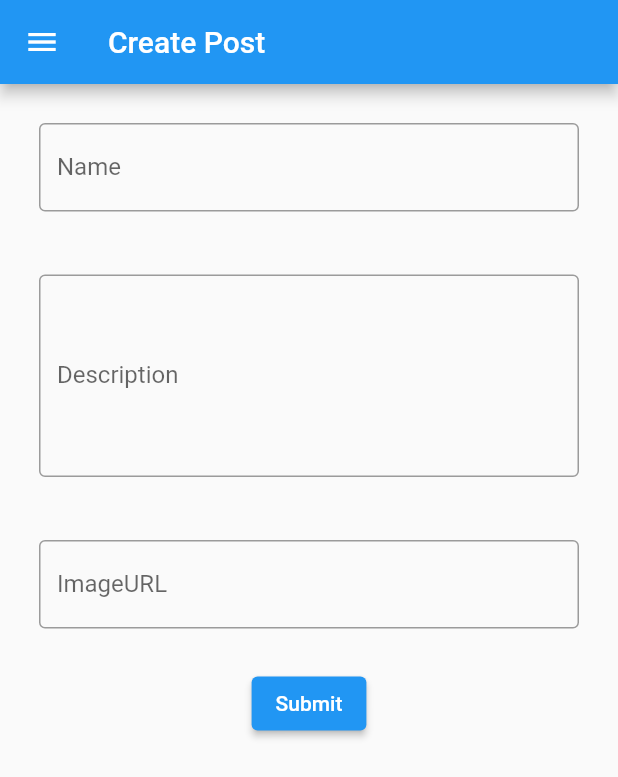
After one commit to laigunner03/lai-hock-chun-mobile-module-final-project, a Flutter app: the Createpostpage screen opened directly, on a phone screen of 412 x 824 dp. The commit adds this screen. Shown: the top 777 px of the screen. Run offline on Flutter 3.47's test engine with Material 2 defaults, Android fonts, the light colour scheme and no system bars; our stand-ins replace shared_preferences; accounts and stored records are empty.

Commit message:
Feat updated features

```diff
--- a/lib/about.dart
+++ b/lib/about.dart
@@ -1,13 +1,15 @@
 import 'package:flutter/material.dart';
+import 'common_component/appbar.dart';
 
 class Aboutpage extends StatelessWidget {
   Widget build(BuildContext context) {
     return MaterialApp(
-      title: 'Hello Deriv',
+      title: 'About Page',
       home: Scaffold(
         appBar: AppBar(
-          title: Text('Hello'),
+          title: Text('About Page'),
         ),
+        drawer: appBar(),
         body: Center(
           child: Container(
             margin: EdgeInsets.all(16),
--- /dev/null
+++ b/lib/createpost.dart
@@ -0,0 +1,101 @@
+import 'package:flutter/material.dart';
+import 'package:lai_hock_chun_mobile_module_final_project/about.dart';
+import 'package:lai_hock_chun_mobile_module_final_project/post.dart';
+import 'package:shared_preferences/shared_preferences.dart';
+import 'common_component/appbar.dart';
+
+class Createpostpage extends StatelessWidget {
+  TextEditingController title = TextEditingController();
+  TextEditingController description = TextEditingController();
+  TextEditingController imageURL = TextEditingController();
+  bool isButtonEnabled = false;
+
+  //Drop-down-value
+
+  @override
+  void dispose() {
+    title.dispose();
+    description.dispose();
+    imageURL.dispose();
+  }
+
+  // late bool _isFullyEntered = false;
+
+  // bool _checkFullyEntered(String text) {
+  //   if (title.text == '') return false;
+  //   if (description.text == '') return false;
+  //   if (imageURL.text == '') return false;
+
+  //   return true;
+  // }
+
+  @override
+  Widget build(BuildContext context) {
+    return Scaffold(
+      appBar: AppBar(
+        title: Text("Create Post"),
+      ),
+      drawer: appBar(),
+      body: SafeArea(
+        child: SingleChildScrollView(
+          child: Column(
+            mainAxisAlignment: MainAxisAlignment.spaceEvenly,
+            children: <Widget>[
+              Container(
+                padding: EdgeInsets.fromLTRB(10, 10, 10, 0),
+                margin: EdgeInsets.all(16),
+                child: TextField(
+                  controller: title,
+                  maxLines: 1,
+                  decoration: InputDecoration(
+                      border: OutlineInputBorder(), labelText: 'Name'),
+                  onSubmitted: (String value) => print(value),
+                ),
+              ),
+              Container(
+                padding: EdgeInsets.fromLTRB(10, 10, 10, 0),
+                margin: EdgeInsets.all(16),
+                child: TextField(
+                  controller: description,
+                  maxLines: 5,
+                  decoration: InputDecoration(
+                      border: OutlineInputBorder(), labelText: 'Description'),
+                  onSubmitted: (String value) => print(value),
+                ),
+              ),
+              Container(
+                padding: EdgeInsets.fromLTRB(10, 10, 10, 0),
+                margin: EdgeInsets.all(16),
+                child: TextField(
+                  controller: imageURL,
+                  maxLines: 1,
+                  decoration: InputDecoration(
+                      border: OutlineInputBorder(), labelText: 'ImageURL'),
+                  onSubmitted: (String value) => print(value),
+                ),
+              ),
+              Container(
+                padding: EdgeInsets.fromLTRB(10, 10, 10, 0),
+                child: ElevatedButton(
+                  style: ButtonStyle(
+                      foregroundColor:
+                          MaterialStateProperty.all<Color>(Colors.green)),
+                  onPressed: () {
+                    Navigator.push(
+                      context,
+                      MaterialPageRoute(builder: (context) => Postpage()),
+                    );
+                  },
+                  child: Text(
+                    'Submit',
+                    style: TextStyle(color: Colors.white),
+                  ),
+                ),
+              ),
+            ],
+          ),
+        ),
+      ),
+    );
+  }
+}
--- /dev/null
+++ b/lib/postdetails.dart
@@ -0,0 +1,32 @@
+import 'package:flutter/material.dart';
+import 'package:lai_hock_chun_mobile_module_final_project/createpost.dart';
+import 'common_component/appbar.dart';
+
+class Postdetailspage extends StatelessWidget {
+  final String defaultimage =
+      "https://iupac.org/wp-content/uploads/2018/05/default-avatar.png";
+
+  Widget build(BuildContext context) {
+    return MaterialApp(
+      title: 'Hello Deriv',
+      home: Scaffold(
+        appBar: AppBar(
+          title: Text("Post Details"),
+        ),
+        drawer: appBar(),
+        body: SafeArea(
+            child: Column(
+          children: [
+            Container(child: Image.network(defaultimage)),
+            Container(
+              child: Text("Title"),
+            ),
+            Container(
+              child: Text("Details"),
+            ),
+          ],
+        )),
+      ),
+    );
+  }
+}
```
Also changed, not shown: lib/common_component/appbar.dart (+20 -13 lines), lib/main.dart (+3 -9 lines), lib/post.dart (+71 -38 lines).
